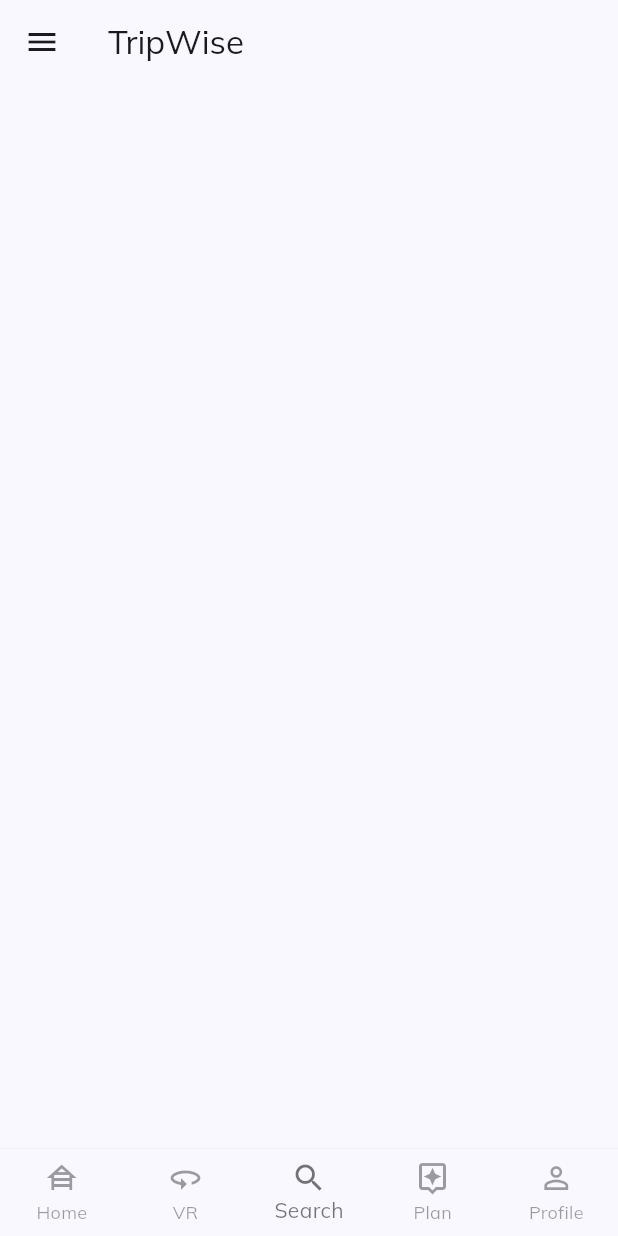
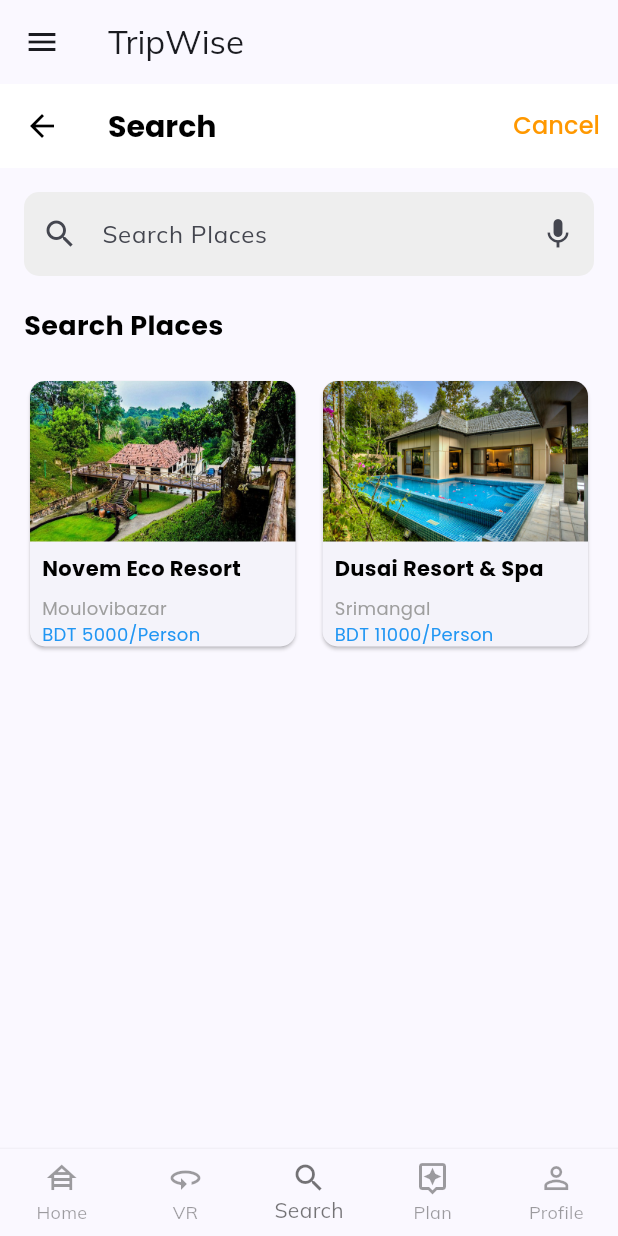
Before and after one commit to asifimtiaz93/TripWise, a Flutter app: the MainPage screen opened directly, item 3 of the bottom bar chosen, on a phone screen of 412 x 824 dp. Run offline on Flutter 3.47's test engine with Material 3 defaults, Android fonts, the phone set to English and light mode, and no system bars; our stand-ins replace awesome_snackbar_content, google_fonts.

Commit message:
search page done
search page

```diff
--- a/lib/pages/navpages/main_page.dart
+++ b/lib/pages/navpages/main_page.dart
@@ -23,7 +23,7 @@ class _MainPageState extends State<MainPage> {
   List<Widget> pages = [
     homePage(),
     vrPage(),
-    searchPage(),
+    SearchPage(),
     planPage(),
     profilePage(),
     PopularPlacesPage(),
--- a/lib/pages/navpages/search_page.dart
+++ b/lib/pages/navpages/search_page.dart
@@ -1,10 +1,194 @@
 import 'package:flutter/material.dart';
+import 'package:google_fonts/google_fonts.dart';
 
-class searchPage extends StatelessWidget {
-  const searchPage({super.key});
+void main() {
+  runApp(const MyApp());
+}
+
+class MyApp extends StatelessWidget {
+  const MyApp({super.key});
 
   @override
   Widget build(BuildContext context) {
-    return Scaffold();
+    return MaterialApp(
+      title: 'Search Places',
+      theme: ThemeData(
+        primarySwatch: Colors.blue,
+      ),
+      home: const SearchPage(),
+    );
   }
 }
+
+class SearchPage extends StatelessWidget {
+  const SearchPage({super.key});
+
+  @override
+  Widget build(BuildContext context) {
+    return Scaffold(
+      appBar: AppBar(
+        backgroundColor: Colors.white,
+        elevation: 0,
+        leading: IconButton(
+          icon: Icon(Icons.arrow_back, color: Colors.black),
+          onPressed: () {
+            // Implement back navigation
+          },
+        ),
+        title: Text(
+          'Search',
+          style: GoogleFonts.poppins(
+            textStyle: const TextStyle(
+              color: Colors.black,
+              fontSize: 20,
+              fontWeight: FontWeight.bold,
+            ),
+          ),
+        ),
+        actions: [
+          TextButton(
+            onPressed: () {
+              // Implement cancel action
+            },
+            child: Text(
+              'Cancel',
+              style: GoogleFonts.poppins(
+                textStyle: const TextStyle(
+                  color: Colors.orange,
+                  fontSize: 16,
+                ),
+              ),
+            ),
+          ),
+        ],
+      ),
+      body: Padding(
+        padding: const EdgeInsets.all(16.0),
+        child: Column(
+          crossAxisAlignment: CrossAxisAlignment.start,
+          children: [
+            TextField(
+              decoration: InputDecoration(
+                hintText: 'Search Places',
+                prefixIcon: const Icon(Icons.search),
+                suffixIcon: const Icon(Icons.mic),
+                border: OutlineInputBorder(
+                  borderRadius: BorderRadius.circular(10),
+                  borderSide: BorderSide.none,
+                ),
+                filled: true,
+                fillColor: Colors.grey[200],
+              ),
+            ),
+            const SizedBox(height: 20),
+            Text(
+              'Search Places',
+              style: GoogleFonts.poppins(
+                textStyle: const TextStyle(
+                  fontSize: 18,
+                  fontWeight: FontWeight.bold,
+                  color: Colors.black,
+                ),
+              ),
+            ),
+            const SizedBox(height: 20),
+            Expanded(
+              child: GridView.count(
+                crossAxisCount: 2,
+                mainAxisSpacing: 10,
+                crossAxisSpacing: 10,
+                children: [
+                  _buildPlaceCard(
+                    'Novem Eco Resort',
+                    'Moulovibazar',
+                    'BDT 5000/Person',
+                    'assets/novem_eco_resort.jpg',
+                  ),
+                  _buildPlaceCard(
+                    'Dusai Resort & Spa',
+                    'Srimangal',
+                    'BDT 11000/Person',
+                    'assets/dusai_resort_spa.jpg',
+                  ),
+                  // Add more cards as needed
+                ],
+              ),
+            ),
+          ],
+        ),
+      ),
+    );
+  }
+
+  Widget _buildPlaceCard(
+      String title, String location, String price, String imagePath) {
+    return Card(
+      shape: RoundedRectangleBorder(
+        borderRadius: BorderRadius.circular(10),
+      ),
+      child: Column(
+        crossAxisAlignment: CrossAxisAlignment.start,
+        children: [
+          Expanded(
+            child: ClipRRect(
+              borderRadius: const BorderRadius.vertical(top: Radius.circular(10)),
+              child: Image.asset(
+                imagePath,
+                fit: BoxFit.cover,
+                width: double.infinity,
+                errorBuilder: (context, error, stackTrace) {
+                  return Container(
+                    color: Colors.grey,
+                    child: const Icon(
+                      Icons.image,
+                      size: 50,
+                    ),
+                  );
+                },
+              ),
+            ),
+          ),
+          Padding(
+            padding: const EdgeInsets.all(8.0),
+            child: Text(
+              title,
+              style: GoogleFonts.poppins(
+                textStyle: const TextStyle(
+                  fontSize: 14,
+                  fontWeight: FontWeight.bold,
+                  color: Colors.black,
+                ),
+              ),
+            ),
+          ),
+          Padding(
+            padding: const EdgeInsets.symmetric(horizontal: 8.0),
+            child: Column(
+              crossAxisAlignment: CrossAxisAlignment.start,
+              children: [
+                Text(
+                  location,
+                  style: GoogleFonts.poppins(
+                    textStyle: const TextStyle(
+                      fontSize: 12,
+                      color: Colors.grey,
+                    ),
+                  ),
+                ),
+                Text(
+                  price,
+                  style: GoogleFonts.poppins(
+                    textStyle: const TextStyle(
+                      fontSize: 12,
+                      color: Colors.blue,
+                    ),
+                  ),
+                ),
+              ],
+            ),
+          ),
+        ],
+      ),
+    );
+  }
+}
```
Also changed, not shown: assets/dusai_resort_spa.jpg (added), assets/novem_eco_resort.jpg (added), pubspec.lock.
